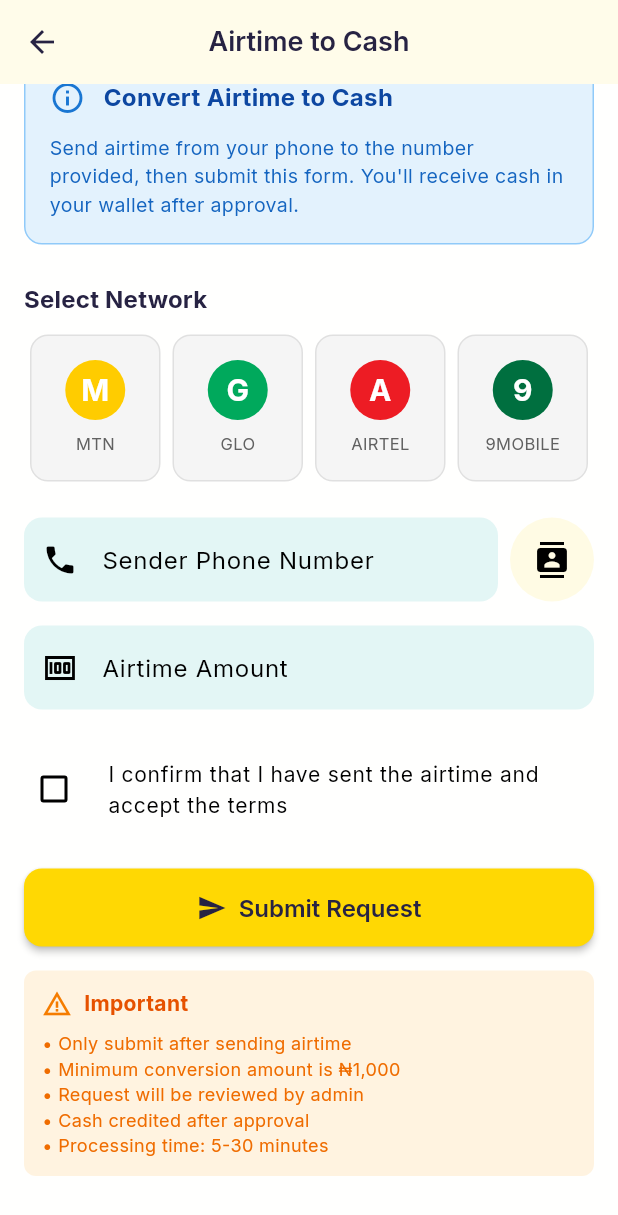
After one commit to ajogious/vtu_mobile_app, a Flutter app: the AtcRequestScreen screen opened directly, scrolled down 36 dp, after a tap on the "contacts" icon, on a phone screen of 412 x 824 dp. The commit adds this screen. Shown: the top 1215 px of the screen. Run offline on Flutter 3.47's test engine with Material 3 defaults, Android fonts, the phone set to English and light mode, and no system bars; our stand-ins replace connectivity_plus, flutter_contacts, flutter_secure_storage, google_fonts, pdf, permission_handler and 3 more; accounts and stored records are empty.

Commit message:
feat(atc): add airtime-to-cash request flow

```diff
--- /dev/null
+++ b/lib/screens/atc/atc_request_screen.dart
@@ -0,0 +1,596 @@
+import 'package:flutter/material.dart';
+import 'package:flutter/services.dart';
+import 'package:provider/provider.dart';
+import 'package:intl/intl.dart';
+import 'package:flutter_contacts/flutter_contacts.dart';
+import 'package:permission_handler/permission_handler.dart';
+import '../../providers/auth_provider.dart';
+import '../../providers/transaction_provider.dart';
+import '../widgets/network_selector.dart';
+import '../widgets/custom_button.dart';
+import '../widgets/custom_textfield.dart';
+import '../../utils/validators.dart';
+import '../../utils/ui_helpers.dart';
+import '../../models/transaction_model.dart';
+
+class AtcRequestScreen extends StatefulWidget {
+  const AtcRequestScreen({super.key});
+
+  @override
+  State<AtcRequestScreen> createState() => _AtcRequestScreenState();
+}
+
+class _AtcRequestScreenState extends State<AtcRequestScreen> {
+  final _formKey = GlobalKey<FormState>();
+  final _phoneController = TextEditingController();
+  final _amountController = TextEditingController();
+
+  String? _selectedNetwork;
+  bool _acceptTerms = false;
+  bool _isProcessing = false;
+
+  final Map<String, double> _conversionRates = {
+    'MTN': 0.85,
+    'GLO': 0.83,
+    'AIRTEL': 0.84,
+    '9MOBILE': 0.82,
+  };
+
+  double get _conversionRate => _conversionRates[_selectedNetwork] ?? 0.85;
+
+  double get _airtimeAmount {
+    final amount = double.tryParse(_amountController.text.trim());
+    return amount ?? 0;
+  }
+
+  double get _receivableAmount => _airtimeAmount * _conversionRate;
+
+  @override
+  void dispose() {
+    _phoneController.dispose();
+    _amountController.dispose();
+    super.dispose();
+  }
+
+  Future<void> _pickContact() async {
+    final permission = await Permission.contacts.request();
+
+    if (!permission.isGranted) {
+      if (!mounted) return;
+      UiHelpers.showSnackBar(
+        context,
+        'Contact permission is required to pick a number',
+        isError: true,
+      );
+      return;
+    }
+
+    try {
+      final contact = await FlutterContacts.openExternalPick();
+
+      if (contact != null) {
+        final fullContact = await FlutterContacts.getContact(contact.id);
+
+        if (fullContact != null && fullContact.phones.isNotEmpty) {
+          String phone = fullContact.phones.first.number;
+          phone = phone.replaceAll(RegExp(r'[\s\-\(\)]'), '');
+
+          if (phone.startsWith('+234')) {
+            phone = '0${phone.substring(4)}';
+          } else if (phone.startsWith('234')) {
+            phone = '0${phone.substring(3)}';
+          }
+
+          if (!phone.startsWith('0')) {
+            phone = '0$phone';
+          }
+
+          if (phone.length > 11) {
+            phone = phone.substring(0, 11);
+          }
+
+          setState(() {
+            _phoneController.text = phone;
+          });
+        }
+      }
+    } catch (e) {
+      if (!mounted) return;
+      UiHelpers.showSnackBar(context, 'Failed to pick contact', isError: true);
+    }
+  }
+
+  Future<void> _showConfirmationDialog() async {
+    UiHelpers.dismissKeyboard(context);
+
+    if (!_formKey.currentState!.validate()) return;
+
+    if (_selectedNetwork == null) {
+      UiHelpers.showSnackBar(context, 'Please select a network', isError: true);
+      return;
+    }
+
+    if (!_acceptTerms) {
+      UiHelpers.showSnackBar(
+        context,
+        'Please accept the terms and conditions',
+        isError: true,
+      );
+      return;
+    }
+
+    // FIX: Wrap dialog Column in ConstrainedBox + SingleChildScrollView
+    // so it never overflows on small screens
+    final confirmed = await showDialog<bool>(
+      context: context,
+      builder: (context) => AlertDialog(
+        title: const Text('Confirm ATC Request'),
+        content: ConstrainedBox(
+          constraints: BoxConstraints(
+            maxHeight: MediaQuery.of(context).size.height * 0.5,
+          ),
+          child: SingleChildScrollView(
+            child: Column(
+              mainAxisSize: MainAxisSize.min,
+              crossAxisAlignment: CrossAxisAlignment.start,
+              children: [
+                _buildConfirmRow('Network', _selectedNetwork!),
+                _buildConfirmRow('Phone Number', _phoneController.text.trim()),
+                _buildConfirmRow(
+                  'Airtime Amount',
+                  '₦${NumberFormat('#,##0').format(_airtimeAmount)}',
+                ),
+                _buildConfirmRow(
+                  'Conversion Rate',
+                  '${(_conversionRate * 100).toInt()}%',
+                ),
+                const Divider(height: 24),
+                _buildConfirmRow(
+                  'You Will Receive',
+                  '₦${NumberFormat('#,##0.00').format(_receivableAmount)}',
+                  isBold: true,
+                ),
+                const SizedBox(height: 16),
+                Container(
+                  padding: const EdgeInsets.all(12),
+                  decoration: BoxDecoration(
+                    color: Colors.orange[50],
+                    borderRadius: BorderRadius.circular(8),
+                  ),
+                  child: Row(
+                    crossAxisAlignment: CrossAxisAlignment.start,
+                    children: [
+                      Icon(
+                        Icons.info_outline,
+                        color: Colors.orange[700],
+                        size: 20,
+                      ),
+                      const SizedBox(width: 12),
+                      Expanded(
+                        child: Text(
+                          'Your request will be submitted for admin review and approval.',
+                          style: TextStyle(
+                            color: Colors.orange[900],
+                            fontSize: 12,
+                          ),
+                        ),
+                      ),
+                    ],
+                  ),
+                ),
+              ],
+            ),
+          ),
+        ),
+        actions: [
+          TextButton(
+            onPressed: () => Navigator.pop(context, false),
+            child: const Text('Cancel'),
+          ),
+          ElevatedButton(
+            onPressed: () => Navigator.pop(context, true),
+            child: const Text('Continue'),
+          ),
+        ],
+      ),
+    );
+
+    if (confirmed == true) {
+      _submitRequest();
+    }
+  }
+
+  Widget _buildConfirmRow(String label, String value, {bool isBold = false}) {
+    return Padding(
+      padding: const EdgeInsets.symmetric(vertical: 4),
+      child: Row(
+        mainAxisAlignment: MainAxisAlignment.spaceBetween,
+        children: [
+          Text(label, style: const TextStyle(color: Colors.grey)),
+          Expanded(
+            child: Text(
+              value,
+              style: TextStyle(
+                fontWeight: isBold ? FontWeight.bold : FontWeight.normal,
+                fontSize: isBold ? 16 : 14,
+              ),
+              textAlign: TextAlign.right,
+            ),
+          ),
+        ],
+      ),
+    );
+  }
+
+  Future<void> _submitRequest() async {
+    setState(() {
+      _isProcessing = true;
+    });
+
+    try {
+      final user = context.read<AuthProvider>().user;
+      final transaction = Transaction(
+        id: 'ATC${DateTime.now().millisecondsSinceEpoch}',
+        type: TransactionType.atc,
+        network: _selectedNetwork!,
+        amount: _airtimeAmount,
+        status: TransactionStatus.pending,
+        createdAt: DateTime.now(),
+        beneficiary: _phoneController.text.trim(),
+        reference: 'ATCREQ${DateTime.now().millisecondsSinceEpoch}',
+        balanceBefore: 0,
+        balanceAfter: 0,
+        metadata: {
+          'conversion_rate': _conversionRate,
+          'receivable_amount': _receivableAmount,
+          'user_name': '${user?.firstname ?? ''} ${user?.lastname ?? ''}',
+          'user_phone': user?.phone ?? '',
+        },
+      );
+
+      context.read<TransactionProvider>().addTransaction(transaction);
+
+      if (!mounted) return;
+
+      setState(() {
+        _isProcessing = false;
+      });
+
+      _showSuccessDialog(transaction.reference!);
+    } catch (e) {
+      if (!mounted) return;
+
+      setState(() {
+        _isProcessing = false;
+      });
+
+      UiHelpers.showSnackBar(
+        context,
+        'Failed to submit request: $e',
+        isError: true,
+      );
+    }
+  }
+
+  void _showSuccessDialog(String reference) {
+    showDialog(
+      context: context,
+      barrierDismissible: false,
+      builder: (context) => AlertDialog(
+        shape: RoundedRectangleBorder(borderRadius: BorderRadius.circular(16)),
+        content: Column(
+          mainAxisSize: MainAxisSize.min,
+          children: [
+            Container(
+              padding: const EdgeInsets.all(16),
+              decoration: BoxDecoration(
+                color: Colors.green[50],
+                shape: BoxShape.circle,
+              ),
+              child: Icon(
+                Icons.check_circle,
+                color: Colors.green[600],
+                size: 60,
+              ),
+            ),
+            const SizedBox(height: 24),
+            const Text(
+              'Request Submitted!',
+              style: TextStyle(fontSize: 20, fontWeight: FontWeight.bold),
+            ),
+            const SizedBox(height: 12),
+            Text(
+              'Reference: $reference',
+              style: TextStyle(
+                color: Colors.grey[600],
+                fontSize: 12,
+                fontFamily: 'monospace',
+              ),
+              textAlign: TextAlign.center,
+            ),
+            const SizedBox(height: 16),
+            Container(
+              padding: const EdgeInsets.all(12),
+              decoration: BoxDecoration(
+                color: Colors.blue[50],
+                borderRadius: BorderRadius.circular(8),
+              ),
+              child: Row(
+                children: [
+                  Icon(Icons.info_outline, color: Colors.blue[700], size: 20),
+                  const SizedBox(width: 12),
+                  Expanded(
+                    child: Text(
+                      'Your request has been sent. You\'ll be notified when it\'s approved or rejected.',
+                      style: TextStyle(color: Colors.blue[900], fontSize: 12),
+                    ),
+                  ),
+                ],
+              ),
+            ),
+          ],
+        ),
+        actions: [
+          TextButton(
+            onPressed: () {
+              Navigator.pop(context);
+              Navigator.pop(context);
+            },
+            child: const Text('Close'),
+          ),
+          ElevatedButton(
+            onPressed: () {
+              Navigator.pop(context);
+              Navigator.pop(context);
+            },
+            child: const Text('View Requests'),
+          ),
+        ],
+      ),
+    );
+  }
+
+  @override
+  Widget build(BuildContext context) {
+    return GestureDetector(
+      onTap: () => UiHelpers.dismissKeyboard(context),
+      child: Scaffold(
+        appBar: AppBar(title: const Text('Airtime to Cash'), centerTitle: true),
+        body: SingleChildScrollView(
+          padding: const EdgeInsets.all(16),
+          child: Form(
+            key: _formKey,
+            child: Column(
+              crossAxisAlignment: CrossAxisAlignment.stretch,
+              children: [
+                // Info Card
+                Container(
+                  padding: const EdgeInsets.all(16),
+                  decoration: BoxDecoration(
+                    color: Colors.blue[50],
+                    borderRadius: BorderRadius.circular(12),
+                    border: Border.all(color: Colors.blue[200]!),
+                  ),
+                  child: Column(
+                    children: [
+                      Row(
+                        children: [
+                          Icon(Icons.info_outline, color: Colors.blue[700]),
+                          const SizedBox(width: 12),
+                          Expanded(
+                            child: Text(
+                              'Convert Airtime to Cash',
+                              style: TextStyle(
+                                color: Colors.blue[900],
+                                fontWeight: FontWeight.bold,
+                                fontSize: 16,
+                              ),
+                            ),
+                          ),
+                        ],
+                      ),
+                      const SizedBox(height: 12),
+                      Text(
+                        'Send airtime from your phone to the number provided, then submit this form. You\'ll receive cash in your wallet after approval.',
+                        style: TextStyle(color: Colors.blue[800], fontSize: 13),
+                      ),
+                    ],
+                  ),
+                ),
+                const SizedBox(height: 24),
+
+                // Network Selector
+                NetworkSelector(
+                  selectedNetwork: _selectedNetwork,
+                  onNetworkSelected: (network) {
+                    setState(() {
+                      _selectedNetwork = network;
+                    });
+                  },
+                ),
+                const SizedBox(height: 24),
+
+                // Phone Number
+                Row(
+                  crossAxisAlignment: CrossAxisAlignment.start,
+                  children: [
+                    Expanded(
+                      child: CustomTextField(
+                        controller: _phoneController,
+                        labelText: 'Sender Phone Number',
+                        hintText: 'Your phone number',
+                        prefixIcon: Icons.phone,
+                        keyboardType: TextInputType.phone,
+                        inputFormatters: [
+                          FilteringTextInputFormatter.digitsOnly,
+                          LengthLimitingTextInputFormatter(11),
+                        ],
+                        validator: Validators.nigerianPhone,
+                      ),
+                    ),
+                    const SizedBox(width: 8),
+                    IconButton(
+                      onPressed: _pickContact,
+                      icon: const Icon(Icons.contacts),
+                      tooltip: 'Pick from contacts',
+                      style: IconButton.styleFrom(
+                        backgroundColor: Theme.of(
+                          context,
+                        ).primaryColor.withOpacity(0.1),
+                        padding: const EdgeInsets.all(16),
+                      ),
+                    ),
+                  ],
+                ),
+                const SizedBox(height: 16),
+
+                // Amount Input
+                CustomTextField(
+                  controller: _amountController,
+                  labelText: 'Airtime Amount',
+                  hintText: 'Enter amount',
+                  prefixIcon: Icons.money,
+                  keyboardType: TextInputType.number,
+                  inputFormatters: [FilteringTextInputFormatter.digitsOnly],
+                  validator: (value) {
+                    if (value == null || value.trim().isEmpty) {
+                      return 'Please enter amount';
+                    }
+                    final amount = double.tryParse(value.trim());
+                    // Updated minimum from ₦100 → ₦1,000
+                    if (amount == null || amount < 1000) {
+                      return 'Minimum amount is ₦1,000';
+                    }
+                    if (amount > 50000) {
+                      return 'Maximum amount is ₦50,000';
+                    }
+                    return null;
+                  },
+                  onChanged: (value) {
+                    setState(() {});
+                  },
+                ),
+                const SizedBox(height: 24),
+
+                // Conversion Display
+                if (_selectedNetwork != null && _airtimeAmount > 0) ...[
+                  Container(
+                    padding: const EdgeInsets.all(20),
+                    decoration: BoxDecoration(
+                      gradient: LinearGradient(
+                        begin: Alignment.topLeft,
+                        end: Alignment.bottomRight,
+                        colors: [Colors.green, Colors.green.withOpacity(0.8)],
+                      ),
+                      borderRadius: BorderRadius.circular(16),
+                    ),
+                    child: Column(
+                      children: [
+                        const Text(
+                          'You Will Receive',
+                          style: TextStyle(color: Colors.white70, fontSize: 14),
+                        ),
+                        const SizedBox(height: 8),
+                        FittedBox(
+                          fit: BoxFit.scaleDown,
+                          child: Text(
+                            '₦${NumberFormat('#,##0.00').format(_receivableAmount)}',
+                            style: const TextStyle(
+                              color: Colors.white,
+                              fontSize: 36,
+                              fontWeight: FontWeight.bold,
+                            ),
+                          ),
+                        ),
+                        const SizedBox(height: 4),
+                        Text(
+                          'Conversion Rate: ${(_conversionRate * 100).toInt()}%',
+                          style: const TextStyle(
+                            color: Colors.white70,
+                            fontSize: 13,
+                          ),
+                        ),
+                      ],
+                    ),
+                  ),
+                  const SizedBox(height: 24),
+                ],
+
+                // Terms Checkbox
+                CheckboxListTile(
+                  value: _acceptTerms,
+                  onChanged: (value) {
+                    setState(() {
+                      _acceptTerms = value ?? false;
+                    });
+                  },
+                  title: const Text(
+                    'I confirm that I have sent the airtime and accept the terms',
+                    style: TextStyle(fontSize: 14),
+                  ),
+                  contentPadding: EdgeInsets.zero,
+                  controlAffinity: ListTileControlAffinity.leading,
+                ),
+                const SizedBox(height: 24),
+
+                // Submit Button
+                CustomButton(
+                  text: 'Submit Request',
+                  icon: Icons.send,
+                  onPressed: _showConfirmationDialog,
+                  isLoading: _isProcessing,
+                ),
+                const SizedBox(height: 16),
+
+                // Important Notes
+                Container(
+                  padding: const EdgeInsets.all(12),
+                  decoration: BoxDecoration(
+                    color: Colors.orange[50],
+                    borderRadius: BorderRadius.circular(8),
+                  ),
+                  child: Column(
+                    crossAxisAlignment: CrossAxisAlignment.start,
+                    children: [
+                      Row(
+                        children: [
+                          Icon(
+                            Icons.warning_amber,
+                            color: Colors.orange[700],
+                            size: 20,
+                          ),
+                          const SizedBox(width: 8),
+                          Text(
+                            'Important',
+                            style: TextStyle(
+                              color: Colors.orange[900],
+                              fontWeight: FontWeight.bold,
+                              fontSize: 14,
+                            ),
+                          ),
+                        ],
+                      ),
+                      const SizedBox(height: 8),
+                      Text(
+                        '• Only submit after sending airtime\n'
+                        '• Minimum conversion amount is ₦1,000\n'
+                        '• Request will be reviewed by admin\n'
+                        '• Cash credited after approval\n'
+                        '• Processing time: 5-30 minutes',
+                        style: TextStyle(
+                          color: Colors.orange[800],
+                          fontSize: 12,
+                        ),
+                      ),
+                    ],
+                  ),
+                ),
+                const SizedBox(height: 24),
+              ],
+            ),
+          ),
+        ),
+      ),
+    );
+  }
+}
--- a/pubspec.yaml
+++ b/pubspec.yaml
@@ -73,3 +73,4 @@ flutter:
 pdf: ^3.10.7
 printing: ^5.12.0
 path_provider: ^2.1.1
+url_launcher: ^6.2.2
```
Also changed, not shown: lib/screens/dashboard/dashboard_screen.dart (+60 -0 lines), 1 other file.
